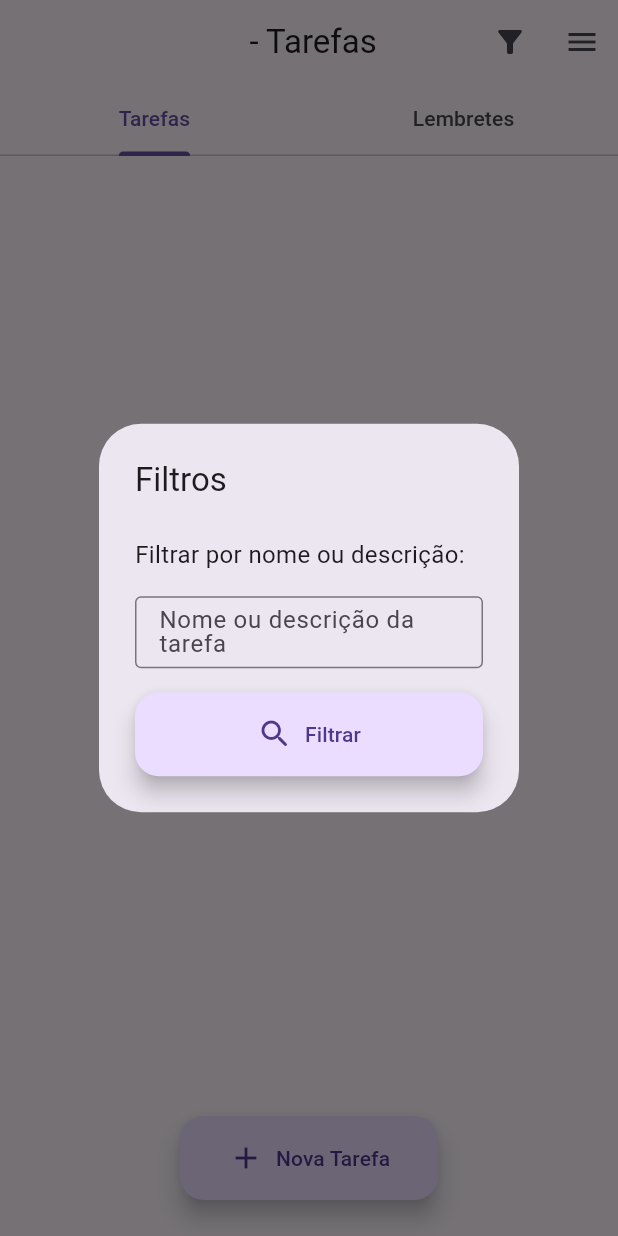
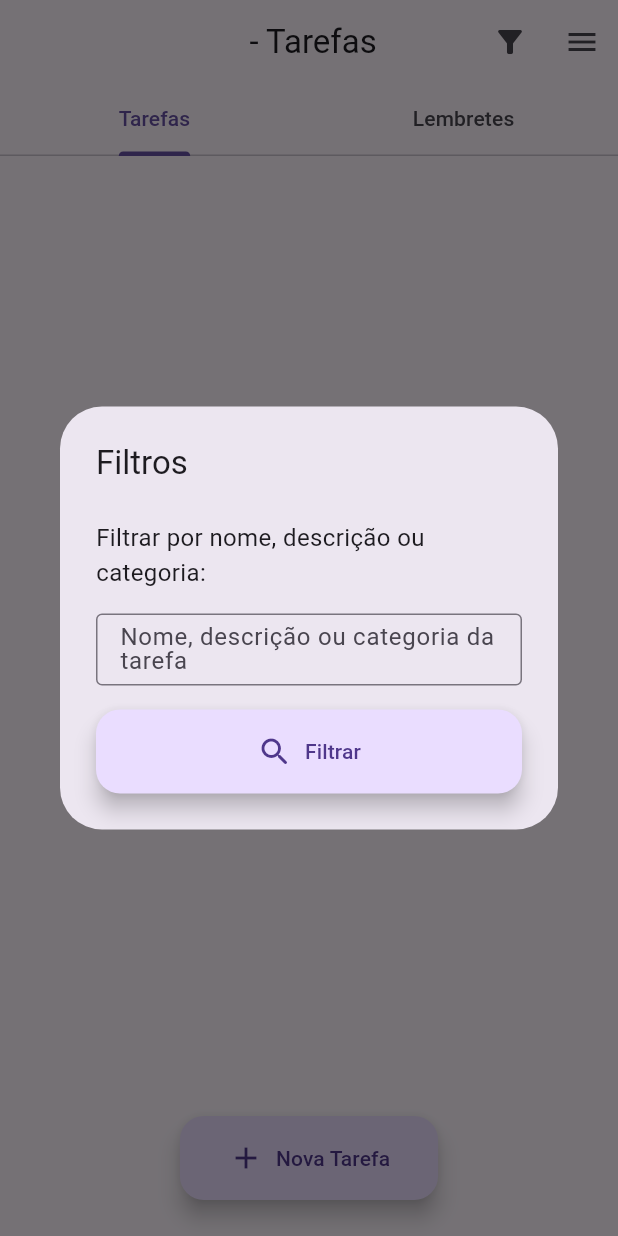
Before and after one commit to almeidaxz/projeto_task_manager, a Flutter app: the TaskManagerPage screen opened directly, after a tap on the "filter alt" icon, on a phone screen of 412 x 824 dp. Run offline on Flutter 3.47's test engine with Material 3 defaults, Android fonts, the phone set to English and light mode, and no system bars; our stand-ins replace flutter_local_notifications, flutter_secure_storage, permission_handler; accounts and stored records are empty; network calls fail.

Commit message:
final version

```diff
--- a/lib/main.dart
+++ b/lib/main.dart
@@ -129,17 +129,19 @@ class TaskManagerPageState extends State<TaskManagerPage>
             .toList();
 
         reminders.sort((Reminder a, Reminder b) {
-          var overdueTime = DateTime.now()
-              .difference(formatDate("${a.due_date} ${a.due_time}"))
-              .inHours;
-
-          if (overdueTime >= 0 && overdueTime < 24) {
-            dueDateIsToday.add(a);
-          }
           return a.isOverdue ? -1 : 1;
         });
         originalReminders = reminders;
       });
+    }
+
+    for (Reminder reminder in reminders) {
+      var overdueTime = formatDate("${reminder.due_date} ${reminder.due_time}")
+          .difference(DateTime.now())
+          .inHours;
+      if (overdueTime >= 0 && overdueTime < 24) {
+        dueDateIsToday.add(reminder);
+      }
     }
 
     if (dueDateIsToday.isNotEmpty) {
@@ -224,7 +226,8 @@ class TaskManagerPageState extends State<TaskManagerPage>
         tasks = originalTasks
             .where((task) =>
                 task.name.contains(_filterController.text) ||
-                task.description.contains(_filterController.text))
+                task.description.contains(_filterController.text) ||
+                task.categories.contains(_filterController.text))
             .toList();
       } else if (!isTaskTab && _filterController.text.isEmpty) {
         reminders = originalReminders;
@@ -389,9 +392,11 @@ class TaskManagerPageState extends State<TaskManagerPage>
                       title: const Text("Filtros"),
                       contentPadding: const EdgeInsets.all(24),
                       children: [
-                        const Text(
-                          'Filtrar por nome ou descrição:',
-                          style: TextStyle(fontSize: 16),
+                        Text(
+                          _tabController.index == 0
+                              ? 'Filtrar por nome, descrição ou categoria:'
+                              : 'Filtrar por nome ou descrição:',
+                          style: const TextStyle(fontSize: 16),
                         ),
                         Padding(
                             padding: const EdgeInsets.symmetric(vertical: 16),
@@ -402,8 +407,9 @@ class TaskManagerPageState extends State<TaskManagerPage>
                               ),
                               decoration: InputDecoration(
                                 border: const OutlineInputBorder(),
-                                label: Text(
-                                    'Nome ou descrição ${_tabController.index == 0 ? "da tarefa" : "do lembrete"}'),
+                                label: Text(_tabController.index == 0
+                                    ? 'Nome, descrição ou categoria da tarefa'
+                                    : 'Nome ou descrição do lembrete'),
                               ),
                             )),
                         FloatingActionButton.extended(
```
